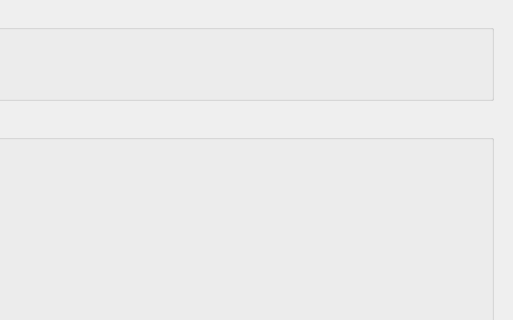
aray1982/TCRMeasure, file tcrmeasuredialog.ui: the form before one commit; both pictures show x 187 to 700 and y 0 to 320 of the 700 by 666 pixel window.
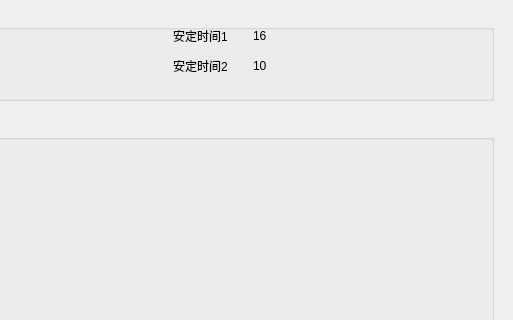
The form after the commit.

Commit message: 开启自动打印,新增安定时间显示

What changed in the file:
```diff
--- a/tcrmeasuredialog.ui
+++ b/tcrmeasuredialog.ui
@@ -103,6 +103,58 @@
      <string>125</string>
     </property>
    </widget>
+   <widget class="QLabel" name="label_6">
+    <property name="geometry">
+     <rect>
+      <x>350</x>
+      <y>20</y>
+      <width>54</width>
+      <height>12</height>
+     </rect>
+    </property>
+    <property name="text">
+     <string>安定时间1</string>
+    </property>
+   </widget>
+   <widget class="QLabel" name="label_7">
+    <property name="geometry">
+     <rect>
+      <x>350</x>
+      <y>50</y>
+      <width>54</width>
+      <height>12</height>
+     </rect>
+    </property>
+    <property name="text">
+     <string>安定时间2</string>
+    </property>
+   </widget>
+   <widget class="QLabel" name="stime1_label">
+    <property name="geometry">
+     <rect>
+      <x>430</x>
+      <y>20</y>
+      <width>54</width>
+      <height>12</height>
+     </rect>
+    </property>
+    <property name="text">
+     <string>16</string>
+    </property>
+   </widget>
+   <widget class="QLabel" name="stime2_label">
+    <property name="geometry">
+     <rect>
+      <x>430</x>
+      <y>50</y>
+      <width>54</width>
+      <height>12</height>
+     </rect>
+    </property>
+    <property name="text">
+     <string>10</string>
+    </property>
+   </widget>
   </widget>
   <widget class="QGroupBox" name="groupBox_3">
    <property name="geometry">
```
The commit also changes 1 other file.
